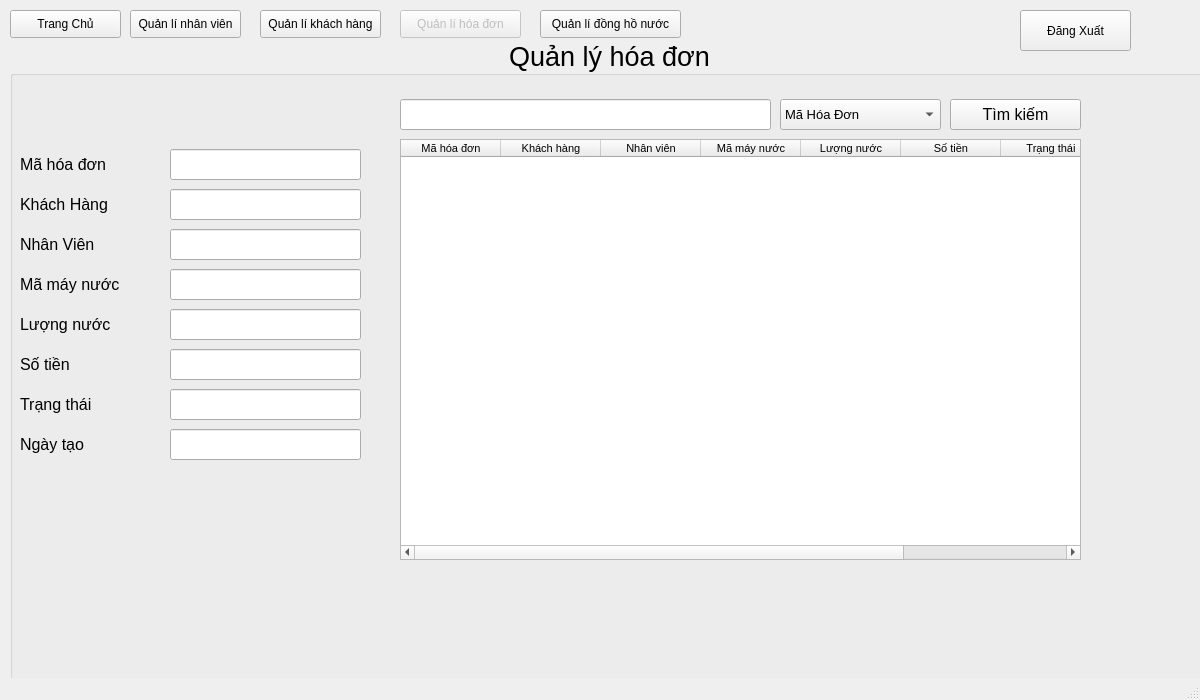
Qt form GUI/UI/QuanLyHoaDon.ui (MinhVi2004/WaterManagement) before a commit.
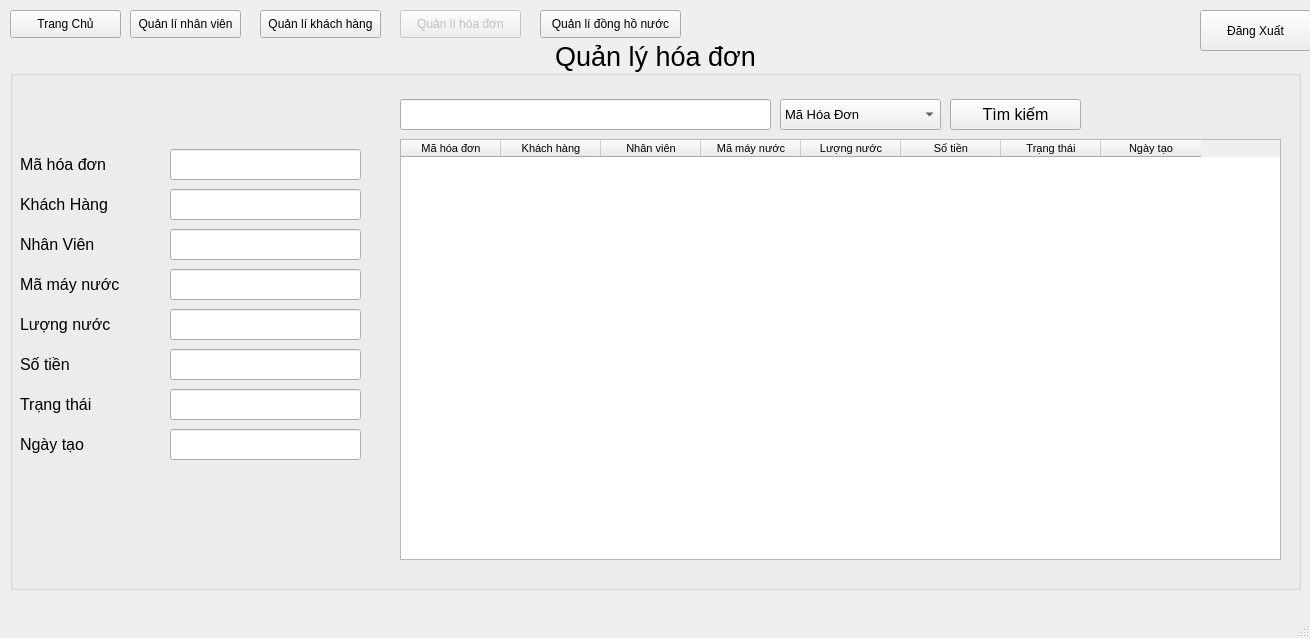
The same form after that commit.

What changed in the file:
```diff
--- a/GUI/UI/QuanLyHoaDon.ui
+++ b/GUI/UI/QuanLyHoaDon.ui
@@ -6,8 +6,8 @@
    <rect>
     <x>0</x>
     <y>0</y>
-    <width>1200</width>
-    <height>700</height>
+    <width>1310</width>
+    <height>638</height>
    </rect>
   </property>
   <property name="windowTitle">
@@ -19,8 +19,8 @@
      <rect>
       <x>10</x>
       <y>39</y>
-      <width>1200</width>
-      <height>681</height>
+      <width>1291</width>
+      <height>551</height>
      </rect>
     </property>
     <property name="font">
@@ -183,7 +183,7 @@
       <rect>
        <x>390</x>
        <y>100</y>
-       <width>681</width>
+       <width>881</width>
        <height>421</height>
       </rect>
      </property>
@@ -596,7 +596,7 @@
    <widget class="QPushButton" name="btnDangXuat">
     <property name="geometry">
      <rect>
-      <x>1020</x>
+      <x>1200</x>
       <y>10</y>
       <width>111</width>
       <height>41</height>
```
Left out of the diff: 4 changed lines with no effect on the pictures.
